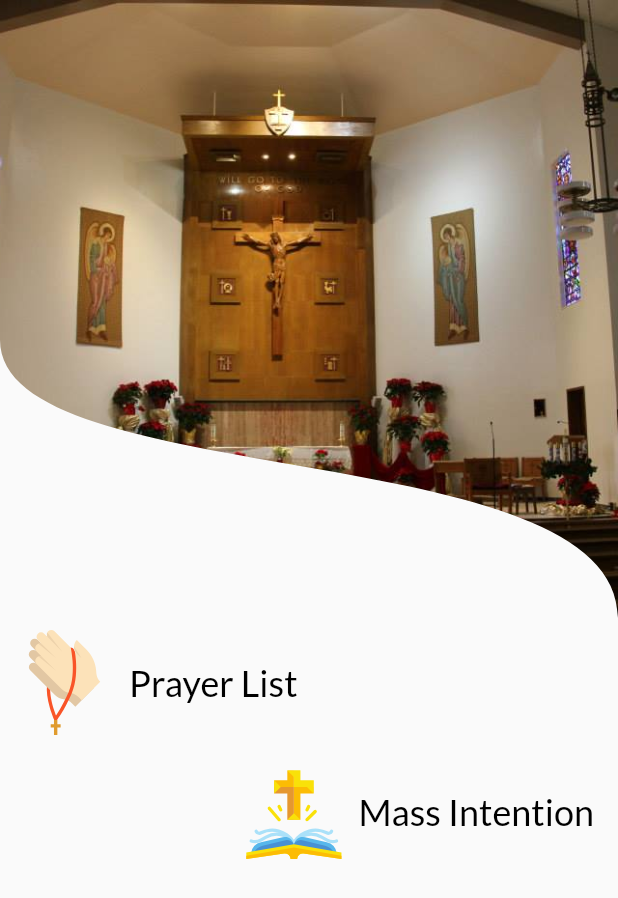
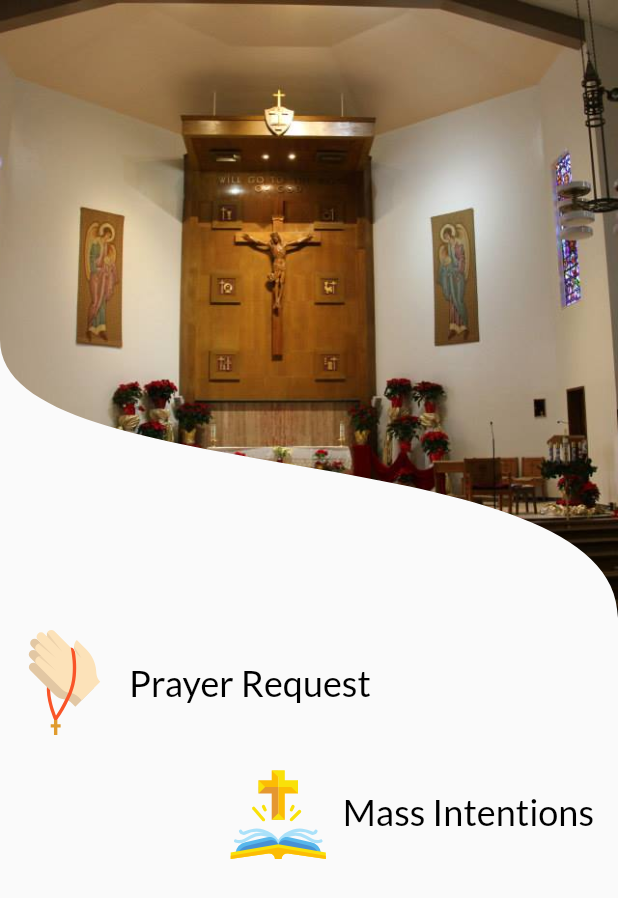
Before and after one commit to ChurchAppDeveloper/ChurchApp_Flutter, a Flutter app: the CustomBody widget shown alone on an empty page, opened directly, on a phone screen of 412 x 824 dp. Shown: the top 898 px of the screen. Run offline on Flutter 3.47's test engine with Material 2 defaults, Android fonts, the phone set to English and light mode, and no system bars; our stand-ins replace badges, carousel_pro, file_picker, firebase_core, firebase_messaging, flutter_easyloading and 13 more; missing offline and left inert: country_list_pick, fab_circular_menu, find_dropdown, loading, syncfusion_flutter_pdfviewer; accounts and stored records are empty; network calls fail.

Commit message:
# Spelling Change.

```diff
--- a/lib/Screens/Classifields/ClassifiedList.dart
+++ b/lib/Screens/Classifields/ClassifiedList.dart
@@ -53,7 +53,7 @@ class _ClassifiedListState extends State<ClassifiedList> {
     return Scaffold(
         appBar: isShowAppbar
             ? AppBar(
-                title: Text("Classifieds"),
+                title: Text("Patrons"),
                 backgroundColor: Color.fromARGB(255, 219, 69, 71),
                 shape: ContinuousRectangleBorder(
                   borderRadius: const BorderRadius.only(
--- a/lib/Screens/PrayerRequest/PrayerRequest.dart
+++ b/lib/Screens/PrayerRequest/PrayerRequest.dart
@@ -88,7 +88,7 @@ class CustomBody extends StatelessWidget {
                 ),
                 Padding(
                   padding: const EdgeInsets.all(8.0),
-                  child: Text("Prayer List",
+                  child: Text("Prayer Request",
                       textAlign: TextAlign.start,
                       style: GoogleFonts.lato(
                         textStyle: TextStyle(
@@ -108,7 +108,7 @@ class CustomBody extends StatelessWidget {
               var wepage = WebViewLoad(
                   weburl: prefs.getString('masstimingintention'),
                   isShowAppbar: true,
-                  pageTitle: "Mass Intention");
+                  pageTitle: "Mass Intentions");
               Navigator.push(
                 context,
                 MaterialPageRoute(builder: (context) => wepage),
@@ -124,7 +124,7 @@ class CustomBody extends StatelessWidget {
                 ),
                 Padding(
                   padding: const EdgeInsets.all(8.0),
-                  child: Text("Mass Intention",
+                  child: Text("Mass Intentions",
                       textAlign: TextAlign.start,
                       style: GoogleFonts.lato(
                         textStyle: TextStyle(
```
